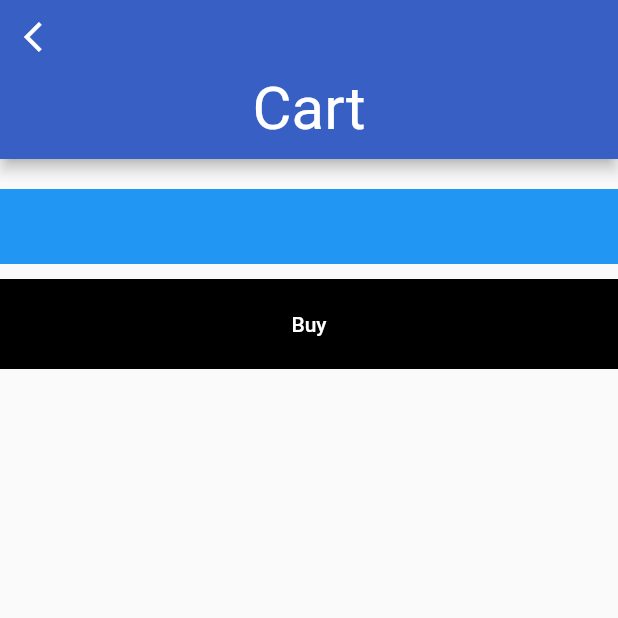
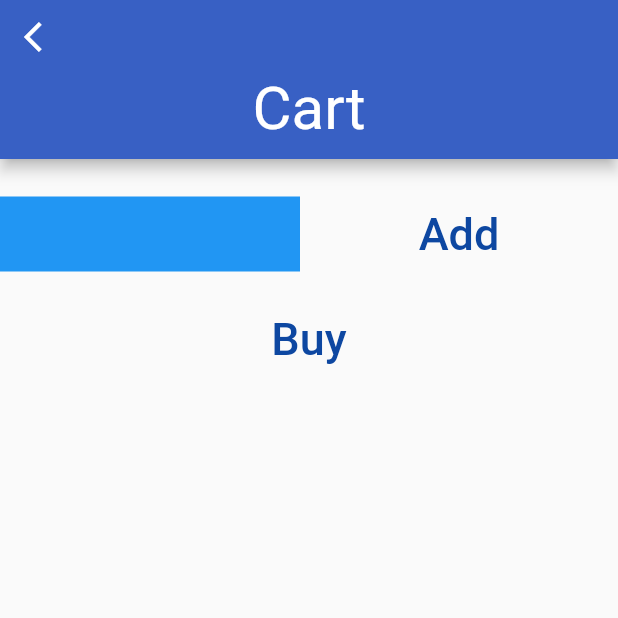
Before and after one commit to basakk123/flutter_state_management, a Flutter app: the MyCartScreen screen opened by its route, on a phone screen of 412 x 824 dp, the top half of it. Run offline on Flutter 3.47's test engine with Material 2 defaults, Android fonts, the phone set to English and light mode, and no system bars.

Commit message:
뷰 하는 중

```diff
--- a/lib/screens/my_cart_screen.dart
+++ b/lib/screens/my_cart_screen.dart
@@ -12,16 +12,27 @@ class MyCartScreen extends StatelessWidget {
       body: ListView(
         children: [
           SizedBox(height: large_gap),
-          MyListItem(),
+          Row(
+            children: [
+              MyListItem(),
+              buildTextButton(),
+            ],
+          ),
           SizedBox(height: medium_gap),
-          TextButton(
-            style: ButtonStyle(
-              maximumSize: MaterialStateProperty.all(
-                Size.fromWidth(10),
+          Flexible(
+            child: TextButton(
+              child: Text(
+                "Buy",
+                style: TextStyle(
+                  color: Colors.blue[900],
+                  fontSize: 30,
+                ),
               ),
+              style: TextButton.styleFrom(
+                backgroundColor: Colors.transparent,
+              ),
+              onPressed: () {},
             ),
-            onPressed: () {},
-            child: Text("Buy"),
           ),
         ],
       ),
@@ -49,4 +60,22 @@ class MyCartScreen extends StatelessWidget {
       ),
     );
   }
+
+  Flexible buildTextButton() {
+    return Flexible(
+      child: TextButton(
+        child: Text(
+          "Add",
+          style: TextStyle(
+            color: Colors.blue[900],
+            fontSize: 30,
+          ),
+        ),
+        style: TextButton.styleFrom(
+          backgroundColor: Colors.transparent,
+        ),
+        onPressed: () {},
+      ),
+    );
+  }
 }
```
